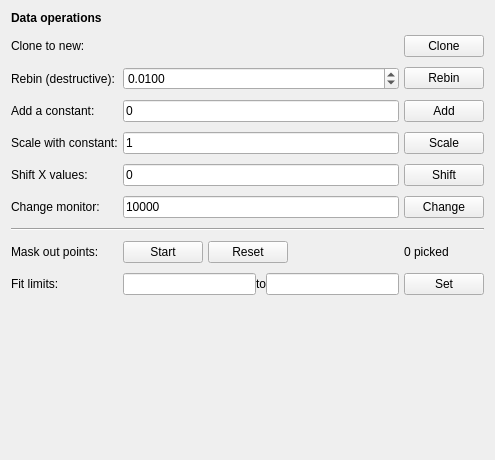
The window that ufit/gui/dataops.ui (McStasMcXtrace/ufit) describes before a commit, drawn with Qt 5.
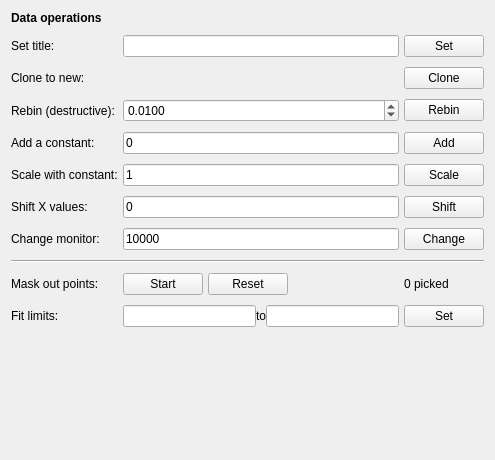
The same window after the commit.

Commit message: gui: allow changing title of data items

What changed in the file:
```diff
--- a/ufit/gui/dataops.ui
+++ b/ufit/gui/dataops.ui
@@ -22,21 +22,21 @@
      <property name="verticalSpacing">
       <number>10</number>
      </property>
-     <item row="4" column="3">
+     <item row="5" column="3">
       <widget class="QPushButton" name="mulBtn">
        <property name="text">
         <string>Scale</string>
        </property>
       </widget>
      </item>
-     <item row="6" column="1" colspan="2">
+     <item row="7" column="1" colspan="2">
       <widget class="QLineEdit" name="monscale">
        <property name="text">
         <string>10000</string>
        </property>
       </widget>
      </item>
-     <item row="6" column="0">
+     <item row="7" column="0">
       <widget class="QLabel" name="label_6">
        <property name="sizePolicy">
         <sizepolicy hsizetype="Fixed" vsizetype="Preferred">
@@ -49,14 +49,14 @@
        </property>
       </widget>
      </item>
-     <item row="5" column="1" colspan="2">
+     <item row="6" column="1" colspan="2">
       <widget class="QLineEdit" name="shift_constant">
        <property name="text">
         <string>0</string>
        </property>
       </widget>
      </item>
-     <item row="10" column="1" colspan="2">
+     <item row="11" column="1" colspan="2">
       <layout class="QHBoxLayout" name="horizontalLayout">
        <item>
         <widget class="QLineEdit" name="limitmin"/>
@@ -73,7 +73,7 @@
        </item>
       </layout>
      </item>
-     <item row="2" column="0">
+     <item row="3" column="0">
       <widget class="QLabel" name="label_2">
        <property name="sizePolicy">
         <sizepolicy hsizetype="Fixed" vsizetype="Preferred">
@@ -99,14 +99,14 @@
        </property>
       </widget>
      </item>
-     <item row="5" column="3">
+     <item row="6" column="3">
       <widget class="QPushButton" name="shiftBtn">
        <property name="text">
         <string>Shift</string>
        </property>
       </widget>
      </item>
-     <item row="2" column="1" colspan="2">
+     <item row="3" column="1" colspan="2">
       <widget class="QDoubleSpinBox" name="precision">
        <property name="decimals">
         <number>4</number>
@@ -122,7 +122,7 @@
        </property>
       </widget>
      </item>
-     <item row="4" column="0">
+     <item row="5" column="0">
       <widget class="QLabel" name="label_7">
        <property name="sizePolicy">
         <sizepolicy hsizetype="Fixed" vsizetype="Preferred">
@@ -135,14 +135,14 @@
        </property>
       </widget>
      </item>
-     <item row="8" column="0">
+     <item row="9" column="0">
       <widget class="QLabel" name="label_8">
        <property name="text">
         <string>Mask out points:</string>
        </property>
       </widget>
      </item>
-     <item row="3" column="0">
+     <item row="4" column="0">
       <widget class="QLabel" name="label">
        <property name="sizePolicy">
         <sizepolicy hsizetype="Fixed" vsizetype="Preferred">
@@ -155,70 +155,84 @@
        </property>
       </widget>
      </item>
-     <item row="6" column="3">
+     <item row="7" column="3">
       <widget class="QPushButton" name="monscaleBtn">
        <property name="text">
         <string>Change</string>
        </property>
       </widget>
      </item>
-     <item row="3" column="3">
+     <item row="4" column="3">
       <widget class="QPushButton" name="addBtn">
        <property name="text">
         <string>Add</string>
        </property>
       </widget>
      </item>
-     <item row="8" column="3">
+     <item row="9" column="3">
       <widget class="QLabel" name="pickedlabel">
        <property name="text">
         <string>0 picked</string>
        </property>
       </widget>
      </item>
-     <item row="7" column="0" colspan="4">
+     <item row="8" column="0" colspan="4">
       <widget class="Line" name="line">
        <property name="orientation">
         <enum>Qt::Horizontal</enum>
        </property>
       </widget>
      </item>
-     <item row="3" column="1" colspan="2">
+     <item row="2" column="0">
+      <widget class="QLabel" name="label_9">
+       <property name="text">
+        <string>Clone to new:</string>
+       </property>
+      </widget>
+     </item>
+     <item row="4" column="1" colspan="2">
       <widget class="QLineEdit" name="add_constant">
        <property name="text">
         <string>0</string>
        </property>
       </widget>
      </item>
-     <item row="2" column="3">
+     <item row="3" column="3">
       <widget class="QPushButton" name="rebinBtn">
        <property name="text">
         <string>Rebin</string>
        </property>
       </widget>
      </item>
-     <item row="10" column="0">
+     <item row="11" column="0">
       <widget class="QLabel" name="label_4">
        <property name="text">
         <string>Fit limits:</string>
        </property>
       </widget>
      </item>
-     <item row="10" column="3">
+     <item row="2" column="3">
+      <widget class="QPushButton" name="cloneBtn">
+       <property name="text">
+        <string>Clone</string>
+       </property>
+      </widget>
+     </item>
+     <item row="11" column="3">
       <widget class="QPushButton" name="limitsBtn">
        <property name="text">
         <string>Set</string>
        </property>
       </widget>
      </item>
-     <item row="4" column="1" colspan="2">
+     <item row="5" column="1" colspan="2">
       <widget class="QLineEdit" name="mul_constant">
        <property name="text">
         <string>1</string>
        </property>
       </widget>
      </item>
-     <item row="5" column="0">
+     <item row="6" column="0">
       <widget class="QLabel" name="label_3">
        <property name="sizePolicy">
         <sizepolicy hsizetype="Fixed" vsizetype="Preferred">
@@ -231,7 +245,7 @@
        </property>
       </widget>
      </item>
-     <item row="8" column="1">
+     <item row="9" column="1">
       <widget class="QPushButton" name="badPointsBtn">
        <property name="sizePolicy">
         <sizepolicy hsizetype="Fixed" vsizetype="Fixed">
@@ -244,7 +258,7 @@
        </property>
       </widget>
      </item>
-     <item row="8" column="2">
+     <item row="9" column="2">
       <layout class="QHBoxLayout" name="horizontalLayout_2">
        <item>
         <widget class="QPushButton" name="badResetBtn">
@@ -275,16 +289,19 @@
       </layout>
      </item>
      <item row="1" column="0">
-      <widget class="QLabel" name="label_9">
+      <widget class="QLabel" name="label_11">
        <property name="text">
-        <string>Clone to new:</string>
+        <string>Set title:</string>
        </property>
       </widget>
      </item>
+     <item row="1" column="1" colspan="2">
+      <widget class="QLineEdit" name="datatitle"/>
+     </item>
      <item row="1" column="3">
-      <widget class="QPushButton" name="cloneBtn">
+      <widget class="QPushButton" name="titleBtn">
        <property name="text">
-        <string>Clone</string>
+        <string>Set</string>
        </property>
       </widget>
      </item>
```
The commit also changes 3 other files.
